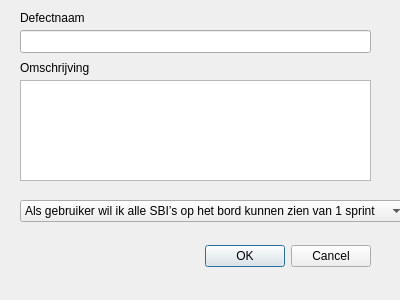
Old version of the form View/adddefect.ui in the repository Roconda/Scrumboard.
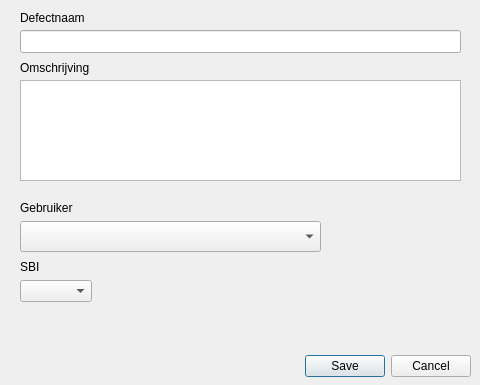
New version of the form.

Commit message: Creating Defects

Patch:
```diff
--- a/View/adddefect.ui
+++ b/View/adddefect.ui
@@ -6,8 +6,8 @@
    <rect>
     <x>0</x>
     <y>0</y>
-    <width>400</width>
-    <height>300</height>
+    <width>480</width>
+    <height>385</height>
    </rect>
   </property>
   <property name="windowTitle">
@@ -16,17 +16,17 @@
   <widget class="QDialogButtonBox" name="buttonBox">
    <property name="geometry">
     <rect>
-     <x>30</x>
-     <y>240</y>
-     <width>341</width>
-     <height>32</height>
+     <x>10</x>
+     <y>351</y>
+     <width>461</width>
+     <height>31</height>
     </rect>
    </property>
    <property name="orientation">
     <enum>Qt::Horizontal</enum>
    </property>
    <property name="standardButtons">
-    <set>QDialogButtonBox::Cancel|QDialogButtonBox::Ok</set>
+    <set>QDialogButtonBox::Cancel|QDialogButtonBox::Save</set>
    </property>
   </widget>
   <widget class="QTextEdit" name="textEdit_2">
@@ -34,7 +34,7 @@
     <rect>
      <x>20</x>
      <y>80</y>
-     <width>351</width>
+     <width>441</width>
      <height>101</height>
     </rect>
    </property>
@@ -44,7 +44,7 @@
     <rect>
      <x>20</x>
      <y>30</y>
-     <width>351</width>
+     <width>441</width>
      <height>23</height>
     </rect>
    </property>
@@ -79,24 +79,50 @@
    <property name="geometry">
     <rect>
      <x>20</x>
-     <y>200</y>
-     <width>351</width>
-     <height>23</height>
+     <y>280</y>
+     <width>301</width>
+     <height>31</height>
     </rect>
    </property>
    <property name="sizeAdjustPolicy">
     <enum>QComboBox::AdjustToContents</enum>
    </property>
-   <item>
-    <property name="text">
-     <string>Als gebruiker wil ik alle SBI’s op het bord kunnen zien van 1 sprint</string>
-    </property>
-   </item>
-   <item>
-    <property name="text">
-     <string>Als gebruiker wil een een defect toe kunnen voegen</string>
-    </property>
-   </item>
+  </widget>
+  <widget class="QLabel" name="label_3">
+   <property name="geometry">
+    <rect>
+     <x>20</x>
+     <y>260</y>
+     <width>46</width>
+     <height>13</height>
+    </rect>
+   </property>
+   <property name="text">
+    <string>SBI</string>
+   </property>
+  </widget>
+  <widget class="QLabel" name="label_4">
+   <property name="geometry">
+    <rect>
+     <x>20</x>
+     <y>200</y>
+     <width>61</width>
+     <height>16</height>
+    </rect>
+   </property>
+   <property name="text">
+    <string>Gebruiker</string>
+   </property>
+  </widget>
+  <widget class="QComboBox" name="user">
+   <property name="geometry">
+    <rect>
+     <x>20</x>
+     <y>221</y>
+     <width>301</width>
+     <height>31</height>
+    </rect>
+   </property>
   </widget>
  </widget>
  <resources/>
```
Left out of the diff: 38 changed lines with no effect on the pictures. The commit also changes 2 other files.
